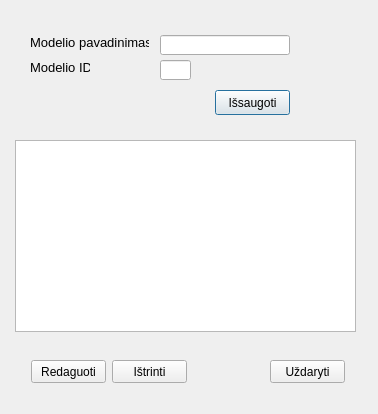
The window that duombaze/naujasmodelis.ui (Tautvydas2019/Diplomas) describes before a commit, drawn with Qt 5.
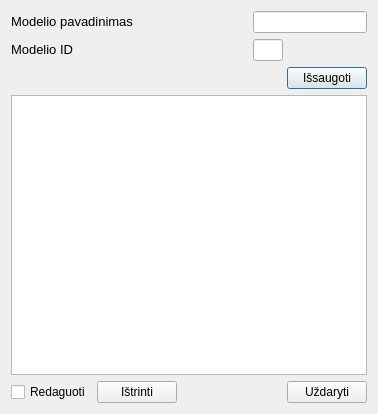
The same window after the commit.

Commit message: added edit and delete functions, improved layout

Patch:
```diff
--- a/duombaze/naujasmodelis.ui
+++ b/duombaze/naujasmodelis.ui
@@ -13,117 +13,141 @@
   <property name="windowTitle">
    <string>Dialog</string>
   </property>
+  <layout class="QVBoxLayout" name="verticalLayout_3">
+   <item>
+    <layout class="QHBoxLayout" name="horizontalLayout">
+     <item>
+      <layout class="QVBoxLayout" name="verticalLayout">
+       <item>
   <widget class="QLabel" name="label">
-   <property name="geometry">
-    <rect>
-     <x>30</x>
-     <y>35</y>
-     <width>119</width>
-     <height>16</height>
-    </rect>
-   </property>
    <property name="text">
     <string>&lt;html&gt;&lt;head/&gt;&lt;body&gt;&lt;p&gt;&lt;span style=&quot; font-size:10pt;&quot;&gt;Modelio pavadinimas&lt;/span&gt;&lt;/p&gt;&lt;/body&gt;&lt;/html&gt;</string>
    </property>
   </widget>
+       </item>
+       <item>
   <widget class="QLabel" name="label_2">
-   <property name="geometry">
-    <rect>
-     <x>30</x>
-     <y>60</y>
-     <width>60</width>
-     <height>16</height>
-    </rect>
-   </property>
    <property name="text">
     <string>&lt;html&gt;&lt;head/&gt;&lt;body&gt;&lt;p&gt;&lt;span style=&quot; font-size:10pt;&quot;&gt;Modelio ID&lt;/span&gt;&lt;/p&gt;&lt;/body&gt;&lt;/html&gt;</string>
    </property>
   </widget>
+       </item>
+      </layout>
+     </item>
+     <item>
+      <spacer name="horizontalSpacer">
+       <property name="orientation">
+        <enum>Qt::Horizontal</enum>
+       </property>
+       <property name="sizeHint" stdset="0">
+        <size>
+         <width>40</width>
+         <height>20</height>
+        </size>
+       </property>
+      </spacer>
+     </item>
+     <item>
+      <layout class="QVBoxLayout" name="verticalLayout_2">
+       <item>
   <widget class="QLineEdit" name="lineEdit">
-   <property name="geometry">
-    <rect>
-     <x>160</x>
-     <y>35</y>
-     <width>130</width>
-     <height>20</height>
-    </rect>
+         <property name="maximumSize">
+          <size>
+           <width>300</width>
+           <height>16777215</height>
+          </size>
    </property>
    <property name="text">
     <string/>
    </property>
-  </widget>
+         <property name="maxLength">
+          <number>20</number>
+         </property>
+        </widget>
+       </item>
+       <item>
   <widget class="QLineEdit" name="lineEdit_2">
-   <property name="geometry">
-    <rect>
-     <x>160</x>
-     <y>60</y>
-     <width>31</width>
-     <height>20</height>
-    </rect>
-   </property>
-  </widget>
+         <property name="maximumSize">
+          <size>
+           <width>30</width>
+           <height>16777215</height>
+          </size>
+         </property>
+         <property name="maxLength">
+          <number>2</number>
+         </property>
+        </widget>
+       </item>
+      </layout>
+     </item>
+    </layout>
+   </item>
+   <item>
+    <layout class="QHBoxLayout" name="horizontalLayout_2">
+     <item>
+      <spacer name="horizontalSpacer_3">
+       <property name="orientation">
+        <enum>Qt::Horizontal</enum>
+       </property>
+       <property name="sizeHint" stdset="0">
+        <size>
+         <width>40</width>
+         <height>20</height>
+        </size>
+       </property>
+      </spacer>
+     </item>
+     <item>
   <widget class="QPushButton" name="pushButton">
-   <property name="geometry">
-    <rect>
-     <x>215</x>
-     <y>90</y>
-     <width>75</width>
-     <height>25</height>
-    </rect>
-   </property>
    <property name="text">
     <string>Išsaugoti</string>
    </property>
   </widget>
+     </item>
+    </layout>
+   </item>
+   <item>
+    <widget class="QTableView" name="tableView"/>
+   </item>
+   <item>
+    <layout class="QHBoxLayout" name="horizontalLayout_3">
+     <item>
+      <widget class="QCheckBox" name="checkBox">
+       <property name="text">
+        <string>Redaguoti</string>
+       </property>
+      </widget>
+     </item>
+     <item>
   <widget class="QPushButton" name="pushButton_2">
-   <property name="geometry">
-    <rect>
-     <x>112</x>
-     <y>360</y>
-     <width>75</width>
-     <height>23</height>
-    </rect>
-   </property>
    <property name="text">
     <string>Ištrinti</string>
    </property>
   </widget>
-  <widget class="QPushButton" name="pushButton_3">
-   <property name="geometry">
-    <rect>
-     <x>31</x>
-     <y>360</y>
-     <width>75</width>
-     <height>23</height>
-    </rect>
-   </property>
-   <property name="text">
-    <string>Redaguoti</string>
-   </property>
-  </widget>
+     </item>
+     <item>
+      <spacer name="horizontalSpacer_4">
+       <property name="orientation">
+        <enum>Qt::Horizontal</enum>
+       </property>
+       <property name="sizeHint" stdset="0">
+        <size>
+         <width>40</width>
+         <height>20</height>
+        </size>
+       </property>
+      </spacer>
+     </item>
+     <item>
   <widget class="QPushButton" name="pushButton_4">
-   <property name="geometry">
-    <rect>
-     <x>270</x>
-     <y>360</y>
-     <width>75</width>
-     <height>23</height>
-    </rect>
-   </property>
    <property name="text">
     <string>Uždaryti</string>
    </property>
   </widget>
-  <widget class="QTableView" name="tableView">
-   <property name="geometry">
-    <rect>
-     <x>15</x>
-     <y>140</y>
-     <width>341</width>
-     <height>192</height>
-    </rect>
-   </property>
-  </widget>
+     </item>
+    </layout>
+   </item>
+  </layout>
  </widget>
  <resources/>
  <connections>
```
Lines whose indentation alone changed are shown as unchanged. The commit also changes 2 other files.
